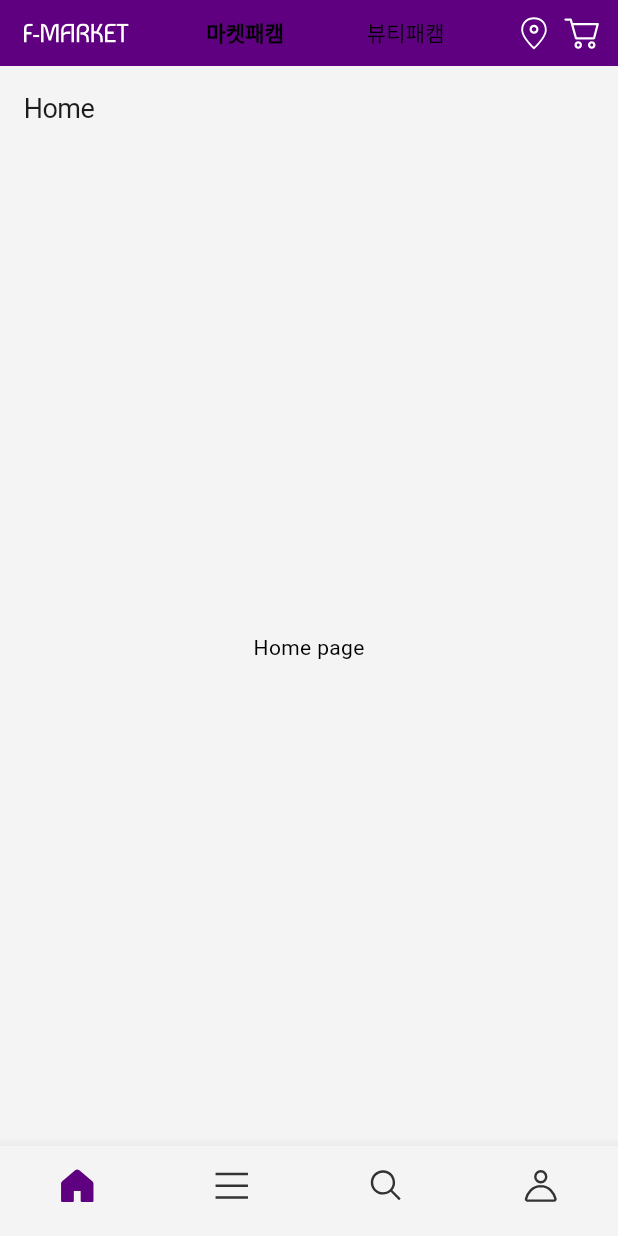
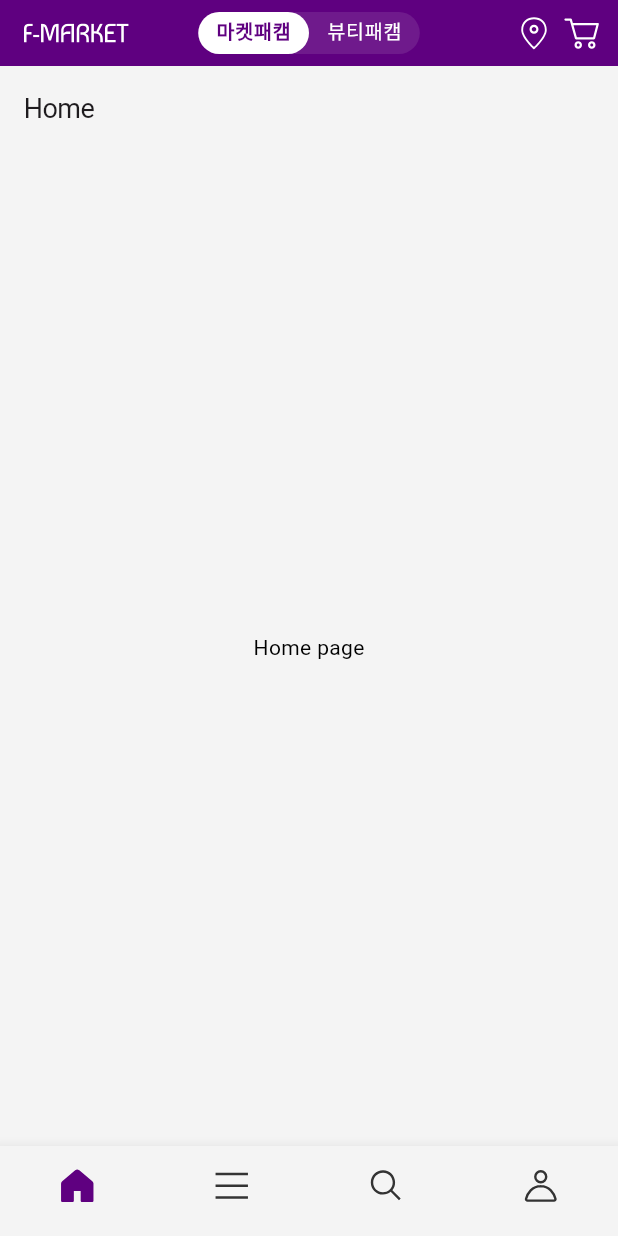
Before and after one commit to Jinwook-Song/e_commerce_2024, a Flutter app: the screen it shows after launch, on a phone screen of 412 x 824 dp. Run offline on Flutter 3.47's test engine with Material 3 defaults, Android fonts, the phone set to English and light mode, and no system bars; our stand-ins replace flutter_bloc, flutter_svg, go_router; Roboto replaces fonts that are missing (Pretendard).

Commit message:
style(tabbar): ui

```diff
--- a/lib/presentation/screens/main/widgets/top_app_bar/home_app_bar.dart
+++ b/lib/presentation/screens/main/widgets/top_app_bar/home_app_bar.dart
@@ -1,9 +1,10 @@
-import 'package:e_commerce/core/theme/constant/app_colors.dart';
 import 'package:e_commerce/core/theme/constant/app_icons.dart';
+import 'package:e_commerce/core/theme/custom/custom_app_bar.dart';
+import 'package:e_commerce/core/theme/custom/custom_font_weight.dart';
 import 'package:e_commerce/presentation/screens/main/cubit/mall_type_cubit.dart';
+import 'package:e_commerce/presentation/screens/main/widgets/top_app_bar/svg_icon_button.dart';
 import 'package:flutter/material.dart';
 import 'package:flutter_bloc/flutter_bloc.dart';
-import 'package:flutter_svg/svg.dart';
 
 class HomeAppbar extends StatelessWidget {
   const HomeAppbar({super.key});
@@ -14,64 +15,75 @@ class HomeAppbar extends StatelessWidget {
       builder: (_, state) {
         return AnimatedContainer(
           duration: const Duration(milliseconds: 300),
+          padding: const EdgeInsets.symmetric(horizontal: 8, vertical: 6),
           color: state.theme.backgroundColor,
-          child: Padding(
-            padding: const EdgeInsets.symmetric(horizontal: 8, vertical: 6),
           child: AppBar(
             backgroundColor: Colors.transparent,
+            systemOverlayStyle: state.theme.systemUiOverlayStyle,
             leadingWidth: 86,
-              leading: Padding(
-                padding: const EdgeInsets.all(8.0),
-                child: SvgPicture.asset(
-                  AppIcons.mainLogo,
-                  colorFilter: ColorFilter.mode(
-                    state.theme.logoColor,
-                    BlendMode.srcIn,
+            leading: SvgIconButton(
+              icon: AppIcons.mainLogo,
+              color: state.theme.logoColor,
+              padding: 8,
+              onPressed: () {},
+            ),
+            centerTitle: true,
+            title: AnimatedContainer(
+              duration: const Duration(milliseconds: 300),
+              decoration: BoxDecoration(
+                color: state.theme.containerColor,
+                borderRadius: const BorderRadius.all(
+                  Radius.circular(CustomAppBarTheme.tabBarRadius),
                 ),
               ),
-              ),
-              centerTitle: true,
-              title: DefaultTabController(
+              child: SizedBox(
+                height: 28,
+                child: DefaultTabController(
                   length: MallType.values.length,
                   initialIndex: state.index,
                   child: TabBar(
-                  onTap: (index) =>
-                      context.read<MallTypeCubit>().changeIndex(index),
-                  labelColor: AppColors.black,
-                  unselectedLabelColor: AppColors.black,
+                    tabAlignment: TabAlignment.center,
                     tabs: List.generate(
                       MallType.values.length,
                       (index) => Tab(
-                      child: Text(
-                        MallType.values[index].label,
+                        text: MallType.values[index].label,
+                      ),
+                    ),
+                    indicator: BoxDecoration(
+                      color: state.theme.indicatorColor,
+                      borderRadius: const BorderRadius.all(
+                        Radius.circular(CustomAppBarTheme.tabBarRadius),
+                      ),
+                    ),
+                    indicatorSize: TabBarIndicatorSize.tab,
+                    dividerColor: Colors.transparent,
+                    labelColor: state.theme.labelColor,
+                    labelStyle: Theme.of(context).textTheme.labelLarge.bold,
+                    labelPadding: const EdgeInsets.symmetric(horizontal: 12),
+                    unselectedLabelColor: state.theme.unselectedLabelColor,
+                    unselectedLabelStyle:
+                        Theme.of(context).textTheme.labelLarge,
+                    onTap: (index) =>
+                        context.read<MallTypeCubit>().changeIndex(index),
+                    splashBorderRadius: const BorderRadius.all(
+                      Radius.circular(CustomAppBarTheme.tabBarRadius),
                     ),
                   ),
                 ),
               ),
             ),
             actions: [
-                Padding(
-                  padding: const EdgeInsets.all(4.0),
-                  child: SvgPicture.asset(
-                    AppIcons.location,
-                    colorFilter: ColorFilter.mode(
-                      state.theme.logoColor,
-                      BlendMode.srcIn,
+              SvgIconButton(
+                icon: AppIcons.location,
+                color: state.theme.iconColor,
+                onPressed: () {},
               ),
-                  ),
-                ),
-                Padding(
-                  padding: const EdgeInsets.all(4.0),
-                  child: SvgPicture.asset(
-                    AppIcons.cart,
-                    colorFilter: ColorFilter.mode(
-                      state.theme.logoColor,
-                      BlendMode.srcIn,
-                    ),
-                  ),
+              SvgIconButton(
+                icon: AppIcons.cart,
+                color: state.theme.iconColor,
+                onPressed: () {},
               ),
             ],
-            ),
           ),
         );
       },
--- /dev/null
+++ b/lib/presentation/screens/main/widgets/top_app_bar/svg_icon_button.dart
@@ -0,0 +1,36 @@
+import 'package:flutter/material.dart';
+import 'package:flutter_svg/flutter_svg.dart';
+
+class SvgIconButton extends StatelessWidget {
+  const SvgIconButton({
+    required this.icon,
+    required this.color,
+    this.padding = 4.0,
+    this.size = 24,
+    required this.onPressed,
+    super.key,
+  });
+
+  final double padding;
+  final String icon;
+
+  final Color color;
+  final double size;
+  final VoidCallback? onPressed;
+
+  @override
+  Widget build(BuildContext context) {
+    return GestureDetector(
+      onTap: onPressed,
+      child: Padding(
+        padding: EdgeInsets.all(padding),
+        child: SvgPicture.asset(
+          icon,
+          width: size,
+          height: size,
+          colorFilter: ColorFilter.mode(color, BlendMode.srcIn),
+        ),
+      ),
+    );
+  }
+}
```
Lines whose indentation alone changed are shown as unchanged.
